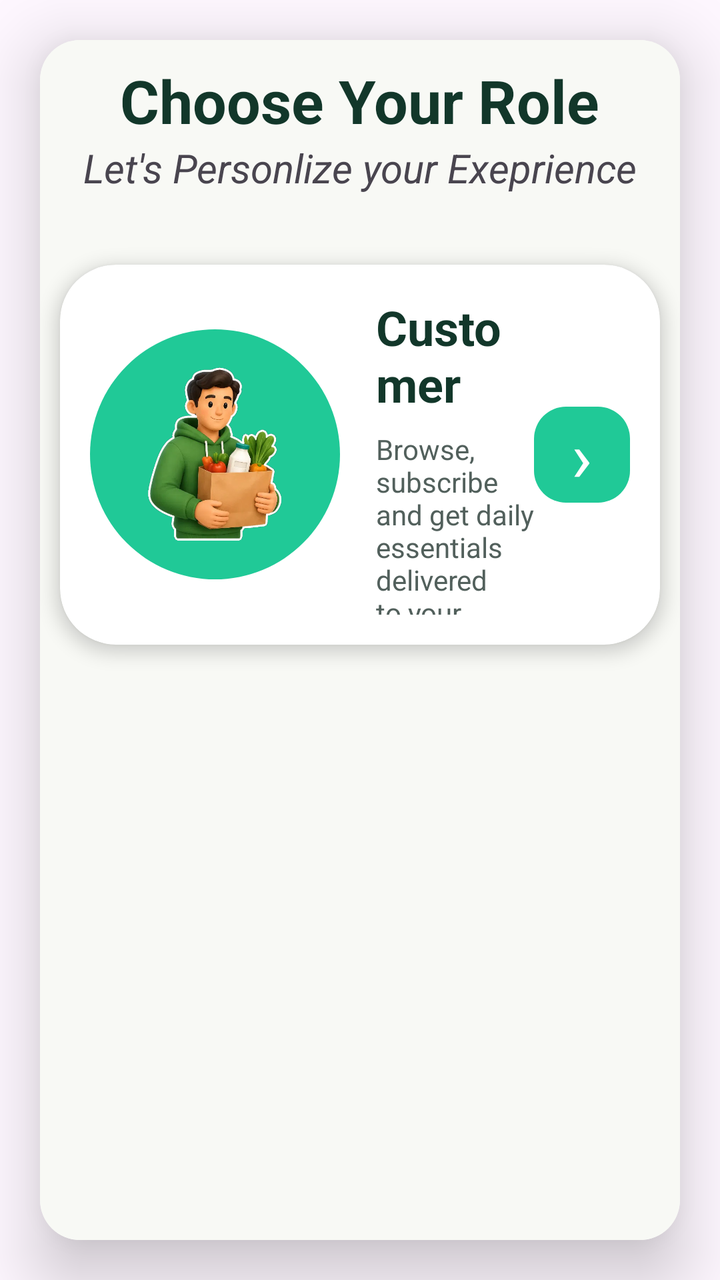
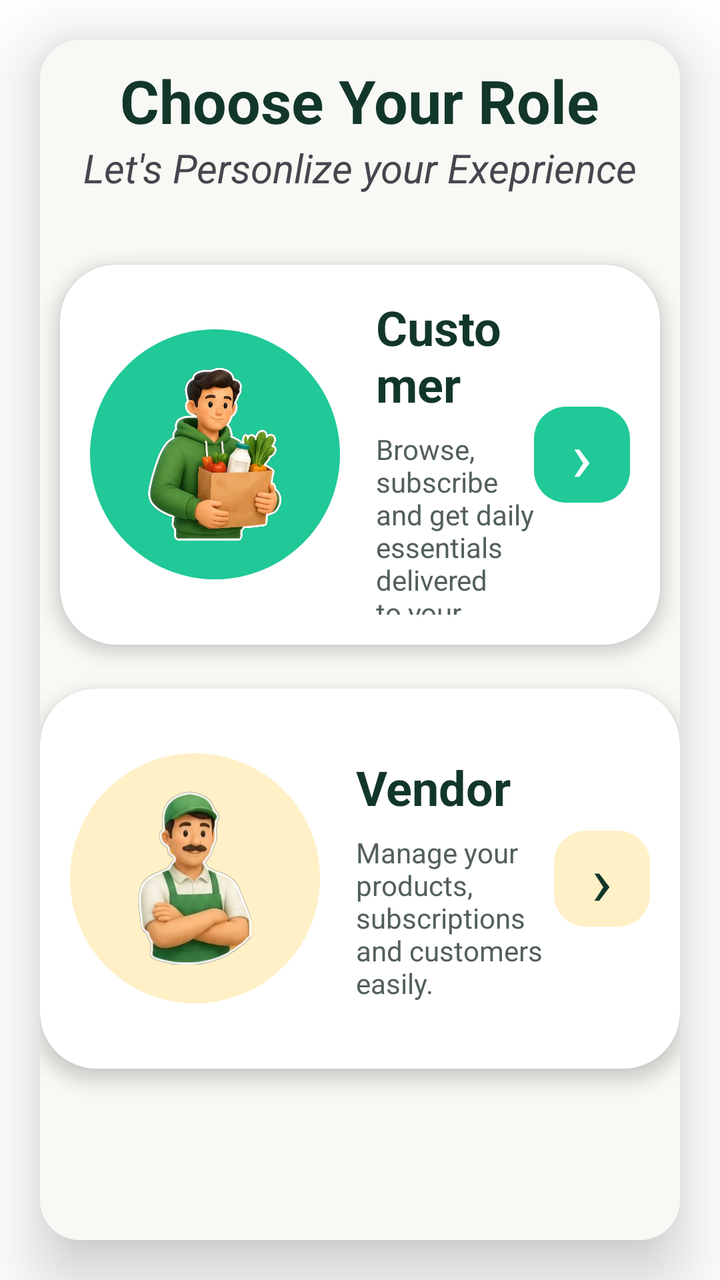

Before-and-after screenshots of an Android layout around one commit, followed by the original layout XML and the change that was made.
<!-- AndroidManifest.xml: application theme Theme.NextGen -->
<!-- res/layout/activity_selection_form.xml -->
<?xml version="1.0" encoding="utf-8"?>
<LinearLayout
    xmlns:android="http://schemas.android.com/apk/res/android"
    xmlns:app="http://schemas.android.com/apk/res-auto"
    xmlns:tools="http://schemas.android.com/tools"
    android:id="@+id/main"
    android:layout_width="match_parent"
    android:layout_height="match_parent"
    tools:context=".Selection_FormActivity">

    <androidx.cardview.widget.CardView
        android:layout_width="match_parent"
        android:layout_height="match_parent"
        app:cardCornerRadius="20dp"
        app:cardElevation="20dp"
        android:layout_margin="20dp">
        
        <LinearLayout
            android:layout_width="match_parent"
            android:layout_height="match_parent"
            android:orientation="vertical"
            android:background="@color/background">
            
            <TextView
                android:layout_width="wrap_content"
                android:layout_height="wrap_content"
                android:text="Choose Your Role"
                android:textColor="@color/deep_green"
                android:textSize="30dp"
                android:textStyle="bold"
                android:layout_gravity="center"
                android:layout_marginTop="10dp"/>
            
            <TextView
                android:layout_width="wrap_content"
                android:layout_height="wrap_content"
                android:text="Let's Personlize your Exeprience"
                android:textSize="20sp"
                android:textStyle="italic"
                android:layout_gravity="center"/>

            <androidx.cardview.widget.CardView
                android:id="@+id/cardCustomer"
                android:layout_width="match_parent"
                android:layout_height="190dp"
                android:layout_marginTop="35dp"
                android:clickable="true"
                android:focusable="true"
                app:cardBackgroundColor="@color/white"
                android:layout_marginRight="10dp"
                android:layout_marginLeft="10dp"
                app:cardCornerRadius="28dp"
                app:cardElevation="5dp">

                <LinearLayout
                    android:layout_width="match_parent"
                    android:layout_height="match_parent"
                    android:gravity="center_vertical"
                    android:orientation="horizontal"
                    android:padding="15dp">

                    <LinearLayout
                        android:layout_width="125dp"
                        android:layout_height="125dp"
                        android:gravity="center"
                        android:background="@drawable/bg_circle_role">

                        <ImageView
                            android:layout_width="90dp"
                            android:layout_height="100dp"
                            android:src="@drawable/customer_image"
                            android:contentDescription="Customer" />

                    </LinearLayout>


                    <LinearLayout
                        android:layout_width="0dp"
                        android:layout_height="wrap_content"
                        android:layout_weight="1"
                        android:layout_marginStart="18dp"
                        android:orientation="vertical">

                        <TextView
                            android:layout_width="wrap_content"
                            android:layout_height="wrap_content"
                            android:text="Customer"
                            android:textColor="#12372A"
                            android:textSize="24sp"
                            android:textStyle="bold" />

                        <TextView
                            android:layout_width="wrap_content"
                            android:layout_height="wrap_content"
                            android:layout_marginTop="7dp"
                            android:text="Browse, subscribe and get daily essentials delivered to your doorstep."
                            android:textColor="#52605C"
                            android:textSize="14sp" />

                    </LinearLayout>

                    <TextView
                        android:layout_width="48dp"
                        android:layout_height="48dp"
                        android:gravity="center"
                        android:text="›"
                        android:textColor="@color/white"
                        android:textSize="35sp"
                        android:background="@drawable/bg_customer_arrow" />

                </LinearLayout>

            </androidx.cardview.widget.CardView>

        </LinearLayout>
        
    </androidx.cardview.widget.CardView>

</LinearLayout>
<!-- resources referenced by this layout -->
<resources>
  <color name="background">#F8F9F5</color>
  <color name="deep_green">#12372A</color>
  <color name="white">#FFFFFFFF</color>
  <!-- drawable bg_circle_role (drawable) -->
  <?xml version="1.0" encoding="utf-8"?>
  <shape xmlns:android="http://schemas.android.com/apk/res/android">
  
      <solid android:color="@color/mint_greean"/>
      <corners android:radius="70dp"/>
  
  </shape>
  <!-- drawable bg_customer_arrow (drawable) -->
  <?xml version="1.0" encoding="utf-8"?>
  <shape xmlns:android="http://schemas.android.com/apk/res/android">
  
      <solid android:color="@color/mint_greean"/>
      <corners android:radius="16dp"/>
  </shape>
  <!-- drawable customer_image: jpg bitmap (drawable, 28904 bytes) -->
  <style name="Theme.NextGen" parent="Base.Theme.NextGen" />
  <color name="mint_greean">#20C997</color>
  <style name="Base.Theme.NextGen" parent="Theme.Material3.DayNight.NoActionBar">
          
          
      </style>
</resources>

<!-- the commit's change to res/layout/activity_selection_form.xml (unified diff, before → after) -->
@@ -6,7 +6,8 @@
     android:id="@+id/main"
     android:layout_width="match_parent"
     android:layout_height="match_parent"
-    tools:context=".Selection_FormActivity">
+    tools:context=".Selection_FormActivity"
+    android:background="@color/white">
 
     <androidx.cardview.widget.CardView
         android:layout_width="match_parent"
@@ -63,7 +64,7 @@
                         android:layout_width="125dp"
                         android:layout_height="125dp"
                         android:gravity="center"
-                        android:background="@drawable/bg_circle_role">
+                        android:background="@drawable/bg_customer_circle">
 
                         <ImageView
                             android:layout_width="90dp"
@@ -100,6 +101,7 @@
                     </LinearLayout>
 
                     <TextView
+                        android:id="@+id/tvCustomerArrow"
                         android:layout_width="48dp"
                         android:layout_height="48dp"
                         android:gravity="center"
@@ -112,6 +114,79 @@
 
             </androidx.cardview.widget.CardView>
 
+            <androidx.cardview.widget.CardView
+                android:id="@+id/cardVendor"
+                android:layout_width="match_parent"
+                android:layout_height="190dp"
+                android:layout_marginTop="22dp"
+                android:clickable="true"
+                android:focusable="true"
+                app:cardBackgroundColor="#FFFFFF"
+                app:cardCornerRadius="28dp"
+                app:cardElevation="5dp">
+
+                <LinearLayout
+                    android:layout_width="match_parent"
+                    android:layout_height="match_parent"
+                    android:gravity="center_vertical"
+                    android:orientation="horizontal"
+                    android:padding="15dp">
+
+                    
+                    <LinearLayout
+                        android:layout_width="125dp"
+                        android:layout_height="125dp"
+                        android:gravity="center"
+                        android:background="@drawable/bg_vendor_circle">
+
+                        <ImageView
+                            android:layout_width="90dp"
+                            android:layout_height="90dp"
+                            android:src="@drawable/vendor_image"
+                            android:contentDescription="Vendor" />
+
+                    </LinearLayout>
+
+                    
+                    <LinearLayout
+                        android:layout_width="0dp"
+                        android:layout_height="wrap_content"
+                        android:layout_weight="1"
+                        android:layout_marginStart="18dp"
+                        android:orientation="vertical">
+
+                        <TextView
+                            android:layout_width="wrap_content"
+                            android:layout_height="wrap_content"
+                            android:text="Vendor"
+                            android:textColor="#12372A"
+                            android:textSize="24sp"
+                            android:textStyle="bold" />
+
+                        <TextView
+                            android:layout_width="wrap_content"
+                            android:layout_height="wrap_content"
+                            android:layout_marginTop="7dp"
+                            android:text="Manage your products, subscriptions and customers easily."
+                            android:textColor="#52605C"
+                            android:textSize="14sp" />
+
+                    </LinearLayout>
+
+                    <TextView
+                        android:id="@+id/tvVendorArrow"
+                        android:layout_width="48dp"
+                        android:layout_height="48dp"
+                        android:gravity="center"
+                        android:text="›"
+                        android:textColor="@color/deep_green"
+                        android:textSize="35sp"
+                        android:background="@drawable/bg_vendor_arrow" />
+
+                </LinearLayout>
+
+            </androidx.cardview.widget.CardView>
+
         </LinearLayout>
         
     </androidx.cardview.widget.CardView>
<!-- resource entries referenced after the edit -->
@@ -3,7 +3,14 @@
   <color name="background">#F8F9F5</color>
   <color name="deep_green">#12372A</color>
   <color name="white">#FFFFFFFF</color>
-  <!-- drawable bg_circle_role (drawable) -->
+  <!-- drawable bg_customer_arrow (drawable) -->
+  <?xml version="1.0" encoding="utf-8"?>
+  <shape xmlns:android="http://schemas.android.com/apk/res/android">
+  
+      <solid android:color="@color/mint_greean"/>
+      <corners android:radius="16dp"/>
+  </shape>
+  <!-- drawable bg_customer_circle (drawable) -->
   <?xml version="1.0" encoding="utf-8"?>
   <shape xmlns:android="http://schemas.android.com/apk/res/android">
   
@@ -11,16 +18,26 @@
       <corners android:radius="70dp"/>
   
   </shape>
-  <!-- drawable bg_customer_arrow (drawable) -->
+  <!-- drawable bg_vendor_arrow (drawable) -->
   <?xml version="1.0" encoding="utf-8"?>
   <shape xmlns:android="http://schemas.android.com/apk/res/android">
   
-      <solid android:color="@color/mint_greean"/>
+      <solid android:color="@color/yellow"/>
       <corners android:radius="16dp"/>
   </shape>
+  <!-- drawable bg_vendor_circle (drawable) -->
+  <?xml version="1.0" encoding="utf-8"?>
+  <shape xmlns:android="http://schemas.android.com/apk/res/android">
+  
+      <solid android:color="@color/yellow"/>
+      <corners android:radius="70dp"/>
+  
+  </shape>
   <!-- drawable customer_image: jpg bitmap (drawable, 28904 bytes) -->
+  <!-- drawable vendor_image: png bitmap (drawable, 206024 bytes) -->
   <style name="Theme.NextGen" parent="Base.Theme.NextGen" />
   <color name="mint_greean">#20C997</color>
+  <color name="yellow">#FFF0C7</color>
   <style name="Base.Theme.NextGen" parent="Theme.Material3.DayNight.NoActionBar">
           
           
